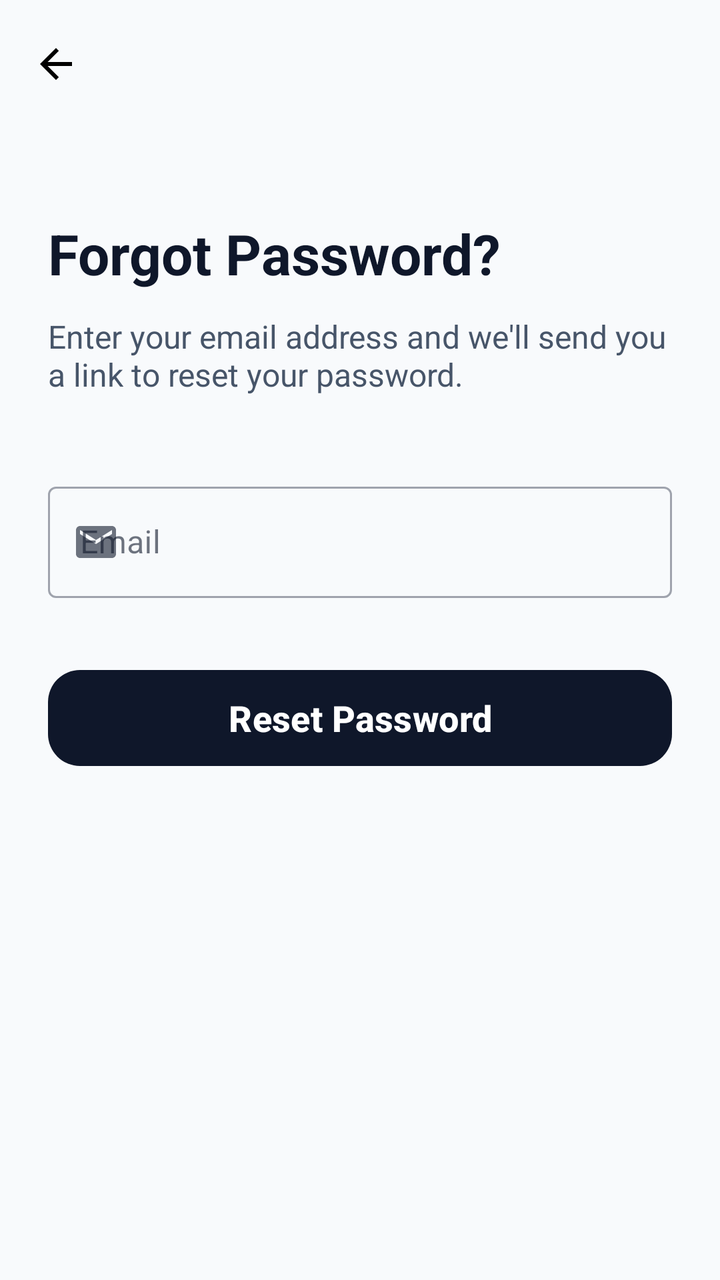
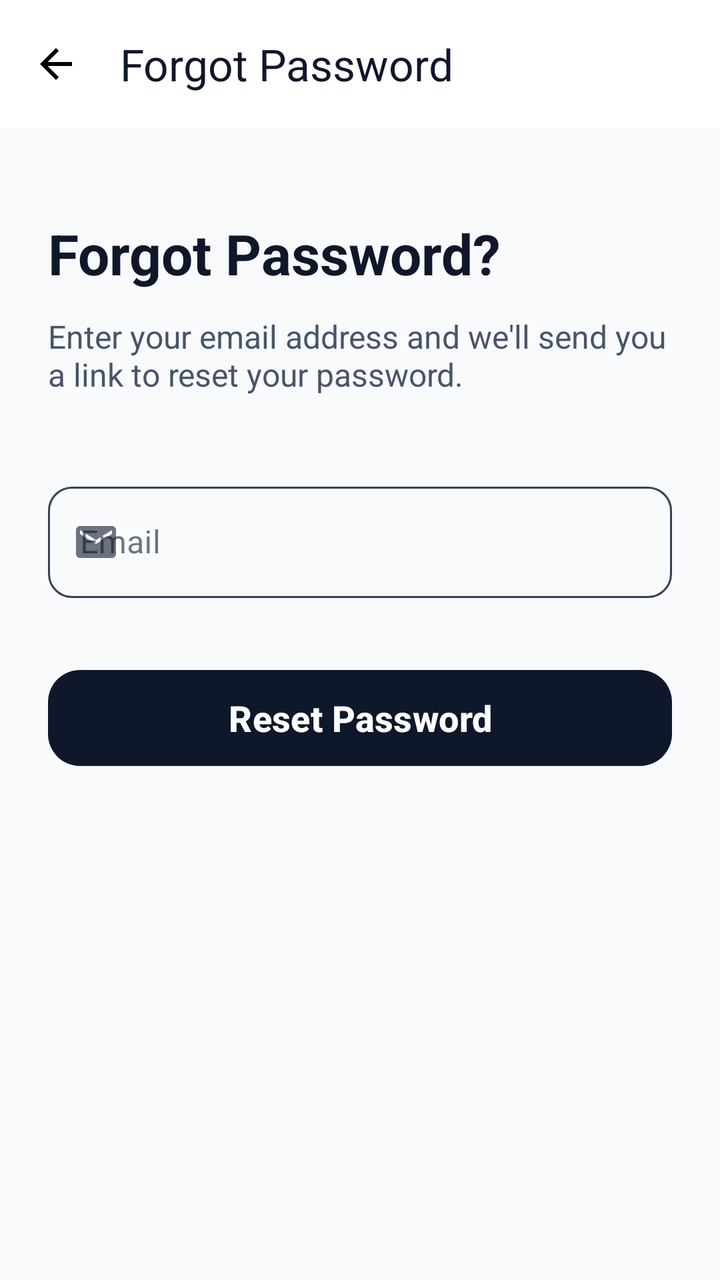

Two renders of the same Android screen: before a commit and after it. Below are the layout's source before the change and the commit's diff.
<!-- AndroidManifest.xml: application theme Theme.TestMaster -->
<!-- res/layout/activity_forgot_password.xml -->
<?xml version="1.0" encoding="utf-8"?>
<androidx.constraintlayout.widget.ConstraintLayout xmlns:android="http://schemas.android.com/apk/res/android"
    xmlns:app="http://schemas.android.com/apk/res-auto"
    xmlns:tools="http://schemas.android.com/tools"
    android:layout_width="match_parent"
    android:layout_height="match_parent"
    android:background="@color/background"
    android:fitsSystemWindows="true"
    tools:context=".activities.ForgotPasswordActivity">

    <androidx.appcompat.widget.Toolbar
        android:id="@+id/toolbar"
        android:layout_width="match_parent"
        android:layout_height="?attr/actionBarSize"
        app:layout_constraintTop_toTopOf="parent"
        app:navigationIcon="@drawable/baseline_arrow_back_24"
        app:navigationIconTint="@color/onPrimary" />

    <ScrollView
        android:layout_width="match_parent"
        android:layout_height="0dp"
        android:fillViewport="true"
        app:layout_constraintBottom_toBottomOf="parent"
        app:layout_constraintTop_toBottomOf="@id/toolbar">

        <androidx.constraintlayout.widget.ConstraintLayout
            android:layout_width="match_parent"
            android:layout_height="wrap_content"
            android:padding="24dp">

            <TextView
                android:id="@+id/tv_forgot_title"
                android:layout_width="wrap_content"
                android:layout_height="wrap_content"
                android:layout_marginTop="20dp"
                android:text="Forgot Password?"
                android:textColor="@color/text_primary"
                android:textSize="28sp"
                android:textStyle="bold"
                app:layout_constraintStart_toStartOf="parent"
                app:layout_constraintTop_toTopOf="parent" />

            <TextView
                android:id="@+id/tv_forgot_subtitle"
                android:layout_width="0dp"
                android:layout_height="wrap_content"
                android:layout_marginTop="12dp"
                android:text="Enter your email address and we'll send you a link to reset your password."
                android:textColor="@color/text_secondary"
                android:textSize="16sp"
                app:layout_constraintEnd_toEndOf="parent"
                app:layout_constraintStart_toStartOf="parent"
                app:layout_constraintTop_toBottomOf="@id/tv_forgot_title" />

            <com.google.android.material.textfield.TextInputLayout
                android:id="@+id/til_email"
                style="@style/Widget.MaterialComponents.TextInputLayout.OutlinedBox"
                android:layout_width="match_parent"
                android:layout_height="wrap_content"
                android:layout_marginTop="40dp"
                android:hint="Email"
                app:layout_constraintTop_toBottomOf="@id/tv_forgot_subtitle"
                app:startIconDrawable="@drawable/baseline_email_24">

                <com.google.android.material.textfield.TextInputEditText
                    android:id="@+id/et_email"
                    android:layout_width="match_parent"
                    android:layout_height="wrap_content"
                    android:textColor="@color/text_primary"
                    android:inputType="textEmailAddress" />
            </com.google.android.material.textfield.TextInputLayout>

            <com.google.android.material.button.MaterialButton
                android:id="@+id/btn_reset_password"
                style="@style/Widget.Material3.Button"
                android:layout_width="match_parent"
                android:layout_height="56dp"
                android:layout_marginTop="32dp"
                android:text="Reset Password"
                android:textAllCaps="false"
                android:textColor="@color/primary"
                android:textSize="18sp"
                android:textStyle="bold"
                app:backgroundTint="@color/onPrimary"
                app:cornerRadius="16dp"
                app:layout_constraintTop_toBottomOf="@id/til_email" />

        </androidx.constraintlayout.widget.ConstraintLayout>
    </ScrollView>

</androidx.constraintlayout.widget.ConstraintLayout>
<!-- resources referenced by this layout -->
<resources>
  <color name="background">#F8FAFC</color>
  <color name="onPrimary">#0F172A</color>
  <color name="primary">#FFFFFF</color>
  <color name="text_primary">#0F172A</color>
  <color name="text_secondary">#475569</color>
  <!-- drawable baseline_arrow_back_24 (drawable) -->
  <vector android:autoMirrored="true" android:height="24dp"
      android:tint="#000000" android:viewportHeight="24"
      android:viewportWidth="24" android:width="24dp" xmlns:android="http://schemas.android.com/apk/res/android">
      <path android:fillColor="@android:color/white" android:pathData="M20,11H7.83l5.59,-5.59L12,4l-8,8 8,8 1.41,-1.41L7.83,13H20v-2z"/>
  </vector>
  <!-- drawable baseline_email_24 (drawable) -->
  <vector xmlns:android="http://schemas.android.com/apk/res/android" android:height="24dp" android:tint="#000000" android:viewportHeight="24" android:viewportWidth="24" android:width="24dp">
        
      <path android:fillColor="@android:color/white" android:pathData="M20,4L4,4c-1.1,0 -1.99,0.9 -1.99,2L2,18c0,1.1 0.9,2 2,2h16c1.1,0 2,-0.9 2,-2L22,6c0,-1.1 -0.9,-2 -2,-2zM20,8l-8,5 -8,-5L4,6l8,5 8,-5v2z"/>
      
  </vector>
  <style name="Theme.TestMaster" parent="Base.Theme.TestMaster" />
  <style name="Base.Theme.TestMaster" parent="Theme.Material3.DayNight.NoActionBar">
          
          <item name="colorPrimary">@color/primary</item>
          <item name="colorOnPrimary">@color/onPrimary</item>
          <item name="colorPrimaryContainer">@color/primaryContainer</item>
          <item name="colorOnPrimaryContainer">@color/onPrimaryContainer</item>
  
          <item name="colorSecondary">@color/secondary</item>
          <item name="colorOnSecondary">@color/onSecondary</item>
          <item name="colorSecondaryContainer">@color/secondaryContainer</item>
          <item name="colorOnSecondaryContainer">@color/onSecondaryContainer</item>
  
          
          <item name="android:windowBackground">@color/background</item>
          <item name="colorSurface">@color/surface</item>
          <item name="colorOnSurface">@color/onSurface</item>
          <item name="colorSurfaceVariant">@color/surfaceVariant</item>
          <item name="colorOnSurfaceVariant">@color/onSurfaceVariant</item>
          <item name="colorOutline">@color/outline</item>
  
          
          <item name="colorError">@color/error</item>
          <item name="colorOnError">@color/onError</item>
          <item name="colorErrorContainer">@color/errorContainer</item>
          <item name="colorOnErrorContainer">@color/onErrorContainer</item>
  
          
          <item name="colorControlActivated">@color/accent</item>
  
          
          <item name="android:statusBarColor">@color/surface</item>
          <item name="android:windowLightStatusBar">true</item>
      </style>
  <color name="primaryContainer">#F1F5F9</color>
  <color name="onPrimaryContainer">#0F172A</color>
  <color name="secondary">#64748B</color>
  <color name="onSecondary">#FFFFFF</color>
  <color name="secondaryContainer">#E2E8F0</color>
  <color name="onSecondaryContainer">#0F172A</color>
  <color name="surface">#FFFFFF</color>
  <color name="onSurface">#0F172A</color>
  <color name="surfaceVariant">#E2E8F0</color>
  <color name="onSurfaceVariant">#475569</color>
  <color name="outline">#94A3B8</color>
  <color name="error">#DC2626</color>
  <color name="onError">#FFFFFF</color>
  <color name="errorContainer">#FEE2E2</color>
  <color name="onErrorContainer">#7F1D1D</color>
  <color name="accent">#334155</color>
</resources>

<!-- the commit's change to res/layout/activity_forgot_password.xml (unified diff, before → after) -->
@@ -8,20 +8,30 @@
     android:fitsSystemWindows="true"
     tools:context=".activities.ForgotPasswordActivity">
 
-    <androidx.appcompat.widget.Toolbar
-        android:id="@+id/toolbar"
+    <com.google.android.material.appbar.AppBarLayout
+        android:id="@+id/appBarLayout2"
         android:layout_width="match_parent"
-        android:layout_height="?attr/actionBarSize"
-        app:layout_constraintTop_toTopOf="parent"
-        app:navigationIcon="@drawable/baseline_arrow_back_24"
-        app:navigationIconTint="@color/onPrimary" />
+        android:layout_height="wrap_content"
+        app:elevation="0dp">
+
+        <androidx.appcompat.widget.Toolbar
+            android:id="@+id/toolbar"
+            android:layout_width="match_parent"
+            android:layout_height="?attr/actionBarSize"
+            app:layout_constraintTop_toTopOf="parent"
+            app:navigationIcon="@drawable/baseline_arrow_back_24"
+            app:navigationIconTint="@color/onPrimary"
+            app:title="Forgot Password"
+            app:titleTextColor="@color/onPrimary" />
+    </com.google.android.material.appbar.AppBarLayout>
 
     <ScrollView
         android:layout_width="match_parent"
         android:layout_height="0dp"
+        android:background="@color/background"
         android:fillViewport="true"
         app:layout_constraintBottom_toBottomOf="parent"
-        app:layout_constraintTop_toBottomOf="@id/toolbar">
+        app:layout_constraintTop_toBottomOf="@+id/appBarLayout2">
 
         <androidx.constraintlayout.widget.ConstraintLayout
             android:layout_width="match_parent"
@@ -59,6 +69,13 @@
                 android:layout_height="wrap_content"
                 android:layout_marginTop="40dp"
                 android:hint="Email"
+                android:theme="@style/ThemeOverlay.AppTheme.TextInputEditText.Outlined"
+                app:boxCornerRadiusBottomEnd="12dp"
+                app:boxCornerRadiusBottomStart="12dp"
+                app:boxCornerRadiusTopEnd="12dp"
+                app:boxCornerRadiusTopStart="12dp"
+                app:boxStrokeColor="@color/text_input_stroke"
+                app:hintTextColor="@color/onSurfaceVariant"
                 app:layout_constraintTop_toBottomOf="@id/tv_forgot_subtitle"
                 app:startIconDrawable="@drawable/baseline_email_24">
 
@@ -66,8 +83,8 @@
                     android:id="@+id/et_email"
                     android:layout_width="match_parent"
                     android:layout_height="wrap_content"
-                    android:textColor="@color/text_primary"
-                    android:inputType="textEmailAddress" />
+                    android:inputType="textEmailAddress"
+                    android:textColor="@color/text_primary" />
             </com.google.android.material.textfield.TextInputLayout>
 
             <com.google.android.material.button.MaterialButton
<!-- resource entries referenced after the edit -->
@@ -17,6 +17,9 @@
       <path android:fillColor="@android:color/white" android:pathData="M20,4L4,4c-1.1,0 -1.99,0.9 -1.99,2L2,18c0,1.1 0.9,2 2,2h16c1.1,0 2,-0.9 2,-2L22,6c0,-1.1 -0.9,-2 -2,-2zM20,8l-8,5 -8,-5L4,6l8,5 8,-5v2z"/>
       
   </vector>
+  <style name="ThemeOverlay.AppTheme.TextInputEditText.Outlined" parent="">
+          <item name="colorControlActivated">@color/accent</item>
+      </style>
   <style name="Theme.TestMaster" parent="Base.Theme.TestMaster" />
   <style name="Base.Theme.TestMaster" parent="Theme.Material3.DayNight.NoActionBar">
           
